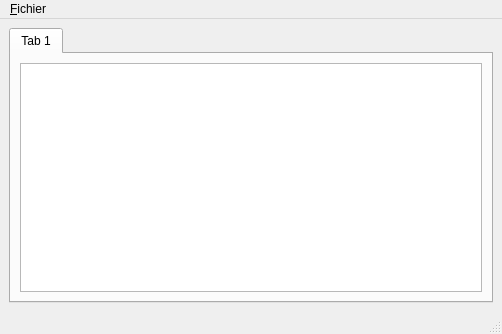
Before: the Qt Designer form code pour editor Cpp/mainwindow.ui in sylverun/Linux_Cpp_embarque_IVVQ, drawn with Qt 5.
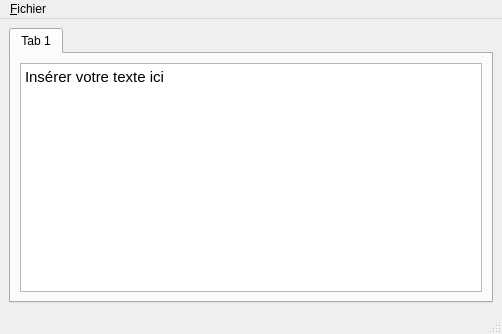
After: the same form once the commit is applied.

```diff
--- a/code pour editor Cpp/mainwindow.ui
+++ b/code pour editor Cpp/mainwindow.ui
@@ -26,7 +26,18 @@
        </attribute>
        <layout class="QVBoxLayout" name="verticalLayout_2">
         <item>
-         <widget class="QTextEdit" name="textEdit"/>
+         <widget class="QTextEdit" name="textEdit">
+          <property name="html">
+           <string>&lt;!DOCTYPE HTML PUBLIC &quot;-//W3C//DTD HTML 4.0//EN&quot; &quot;http://www.w3.org/TR/REC-html40/strict.dtd&quot;&gt;
+&lt;html&gt;&lt;head&gt;&lt;meta name=&quot;qrichtext&quot; content=&quot;1&quot; /&gt;&lt;meta charset=&quot;utf-8&quot; /&gt;&lt;style type=&quot;text/css&quot;&gt;
+p, li { white-space: pre-wrap; }
+hr { height: 1px; border-width: 0; }
+li.unchecked::marker { content: &quot;\2610&quot;; }
+li.checked::marker { content: &quot;\2612&quot;; }
+&lt;/style&gt;&lt;/head&gt;&lt;body style=&quot; font-family:'Cantarell'; font-size:11pt; font-weight:400; font-style:normal;&quot;&gt;
+&lt;p style=&quot; margin-top:0px; margin-bottom:0px; margin-left:0px; margin-right:0px; -qt-block-indent:0; text-indent:0px;&quot;&gt;Insérer votre texte ici&lt;/p&gt;&lt;/body&gt;&lt;/html&gt;</string>
+          </property>
+         </widget>
         </item>
        </layout>
       </widget>
```
